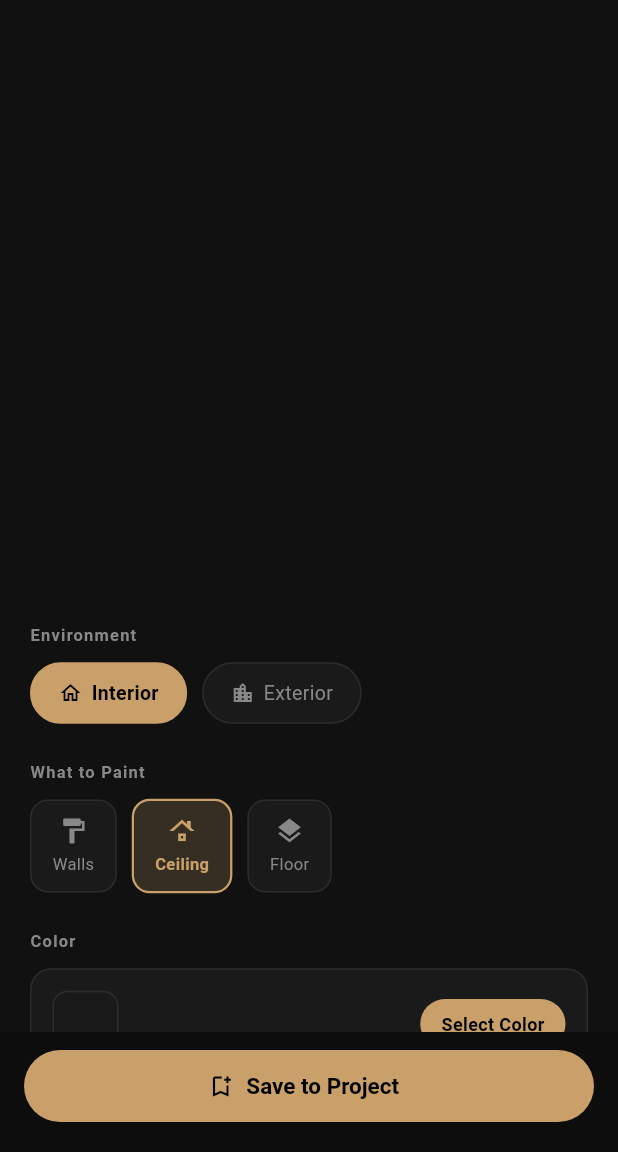
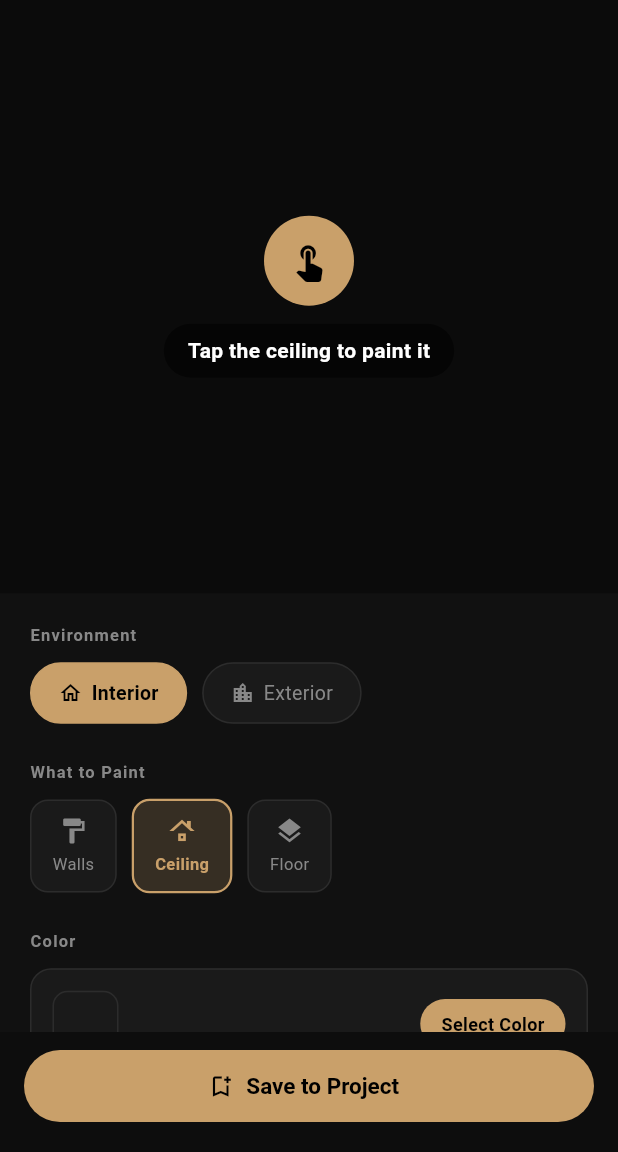
Before and after one commit to batchuusa-gmail/paintmatch, a Flutter app: the RoomPreviewScreen screen opened directly with empty values, after a tap on "Ceiling", on a phone screen of 412 x 824 dp, the part 84-1236 px from its top. Run offline on Flutter 3.47's test engine with Material 3 defaults, Android fonts, the phone set to English and light mode, and no system bars; our stand-ins replace cached_network_image, go_router, google_fonts, image_picker, share_plus, shimmer and 1 more; accounts and stored records are empty.

Commit message:
Tap-to-paint: professional wall selection like Sherwin-Williams ColorSnap
Backend:
- Accept seed_x/seed_y (0-1 float) from user tap
- Find superpixel at tap point, expand to similar-colored regions using LAB delta-E
- Falls back to spatial heuristic if no seed given
- Uses LAB color space (perceptual) instead of RGB distance

Flutter:
- Show 'Tap the wall to paint it' overlay on original image
- User taps exact wall area — no guessing needed
- Seed coords sent to backend, precise segmentation returned
- Color change re-uses same seed (no re-tap needed)
- Surface chip change resets seed so user re-taps new surface
- Re-tap button lets user pick a different area

Co-Authored-By: Claude Sonnet 4.6 <noreply@anthropic.com>

```diff
--- a/flutter_app/lib/screens/room_preview_screen.dart
+++ b/flutter_app/lib/screens/room_preview_screen.dart
@@ -108,16 +108,17 @@ class RoomPreviewScreen extends StatefulWidget {
 }
 
 class _RoomPreviewScreenState extends State<RoomPreviewScreen> {
-  // State
   bool _saving = false;
   bool _rendering = false;
   String _renderStatus = '';
-  String _environment = 'interior'; // interior | exterior
+  String _environment = 'interior';
   String _selectedSurface = 'wall';
 
-  // Selected color — starts from widget.selectedHex
   late String _selectedHex;
   late String _selectedColorName;
+
+  // Tap seed — normalized 0–1 coords within the displayed image
+  double? _seedX, _seedY;
 
   // Image data
   ui.Image? _srcImage;
@@ -135,7 +136,7 @@ class _RoomPreviewScreenState extends State<RoomPreviewScreen> {
 
   Future<void> _loadImage() async {
     if (widget.imageFile == null) return;
-    setState(() { _rendering = true; _renderStatus = 'Loading…'; });
+    setState(() { _rendering = true; _renderStatus = 'Loading image…'; });
     try {
       final rawBytes = await widget.imageFile!.readAsBytes();
       _srcJpeg = rawBytes;
@@ -145,21 +146,32 @@ class _RoomPreviewScreenState extends State<RoomPreviewScreen> {
       final bd = await img.toByteData(format: ui.ImageByteFormat.rawRgba);
       _srcImage = img;
       _srcRgba = bd!.buffer.asUint8List();
-      await _paint();
     } catch (e) {
-      if (mounted) setState(() { _rendering = false; _renderStatus = 'Failed: $e'; });
+      if (mounted) setState(() { _renderStatus = 'Failed to load: $e'; });
+    } finally {
+      if (mounted) setState(() => _rendering = false);
     }
   }
 
-  Future<void> _paint() async {
+  Future<void> _paint({double? seedX, double? seedY}) async {
     if (_srcImage == null || _srcRgba == null || _srcJpeg == null) return;
-    setState(() { _rendering = true; _renderedBytes = null; _renderStatus = 'Detecting $_selectedSurface…'; });
+    // Remember seed for color changes
+    if (seedX != null) _seedX = seedX;
+    if (seedY != null) _seedY = seedY;
+
+    setState(() {
+      _rendering = true;
+      _renderedBytes = null;
+      _renderStatus = _seedX != null ? 'Segmenting from tap…' : 'Detecting $_selectedSurface…';
+    });
     try {
       final maskBase64 = await ApiService().segmentWall(
         imageBase64: base64Encode(_srcJpeg!),
         surface: _selectedSurface,
+        seedX: _seedX,
+        seedY: _seedY,
       );
-      setState(() => _renderStatus = 'Painting…');
+      setState(() => _renderStatus = 'Applying color…');
       final maskBytes = base64Decode(maskBase64);
       final maskCodec = await ui.instantiateImageCodec(maskBytes);
       final maskFrame = await maskCodec.getNextFrame();
@@ -182,10 +194,16 @@ class _RoomPreviewScreenState extends State<RoomPreviewScreen> {
       if (mounted) setState(() => _renderedBytes = renderBd!.buffer.asUint8List());
     } catch (e, s) {
       debugPrint('[Render] $e\n$s');
-      if (mounted) setState(() => _renderStatus = 'Segmentation failed.\nCheck Railway logs.');
+      if (mounted) setState(() => _renderStatus = 'Failed: $e');
     } finally {
       if (mounted) setState(() => _rendering = false);
     }
+  }
+
+  void _onImageTap(TapUpDetails details, BoxConstraints box) {
+    final dx = (details.localPosition.dx / box.maxWidth).clamp(0.0, 1.0);
+    final dy = (details.localPosition.dy / box.maxHeight).clamp(0.0, 1.0);
+    _paint(seedX: dx, seedY: dy);
   }
 
   void _openColorPicker() async {
@@ -203,7 +221,9 @@ class _RoomPreviewScreenState extends State<RoomPreviewScreen> {
         _selectedHex = result['hex']!;
         _selectedColorName = result['name']!;
       });
-      _paint();
+      if (_seedX != null) {
+        _paint(); // re-paint with same seed, new color
+      }
     }
   }
 
@@ -280,29 +300,67 @@ class _RoomPreviewScreenState extends State<RoomPreviewScreen> {
                     ])),
                   ])
                 : _renderedBytes != null
-                    ? _BeforeAfterSlider(
+                    ? Stack(children: [
+                        Positioned.fill(child: _BeforeAfterSlider(
                           before: _buildOriginalImage(),
                           after: Image.memory(_renderedBytes!, fit: BoxFit.cover),
-                      )
-                    : Stack(fit: StackFit.expand, children: [
+                        )),
+                        // Tap-again hint
+                        Positioned(top: 10, right: 10,
+                          child: GestureDetector(
+                            onTap: () => setState(() {
+                              _renderedBytes = null;
+                              _seedX = null;
+                              _seedY = null;
+                            }),
+                            child: Container(
+                              padding: const EdgeInsets.symmetric(horizontal: 10, vertical: 5),
+                              decoration: BoxDecoration(
+                                color: Colors.black54,
+                                borderRadius: BorderRadius.circular(12)),
+                              child: const Row(mainAxisSize: MainAxisSize.min, children: [
+                                Icon(Icons.touch_app, color: AppColors.accent, size: 13),
+                                SizedBox(width: 4),
+                                Text('Re-tap', style: TextStyle(color: Colors.white, fontSize: 11)),
+                              ]),
+                            ),
+                          )),
+                      ])
+                    // ── Tap-to-paint mode ──
+                    : LayoutBuilder(builder: (ctx, box) => GestureDetector(
+                        onTapUp: (d) => _onImageTap(d, box),
+                        child: Stack(fit: StackFit.expand, children: [
                           _buildOriginalImage(),
-                        if (_renderStatus.isNotEmpty)
-                          Center(child: Container(
-                            margin: const EdgeInsets.all(20),
+                          Container(color: Colors.black.withValues(alpha: 0.35)),
+                          Center(child: Column(mainAxisSize: MainAxisSize.min, children: [
+                            Container(
                               padding: const EdgeInsets.all(16),
                               decoration: BoxDecoration(
-                              color: AppColors.card,
-                              borderRadius: BorderRadius.circular(12),
-                              border: Border.all(color: AppColors.border)),
-                            child: Column(mainAxisSize: MainAxisSize.min, children: [
+                                color: AppColors.accent,
+                                shape: BoxShape.circle,
+                              ),
+                              child: const Icon(Icons.touch_app, color: Colors.black, size: 28),
+                            ),
+                            const SizedBox(height: 12),
+                            Container(
+                              padding: const EdgeInsets.symmetric(horizontal: 16, vertical: 8),
+                              decoration: BoxDecoration(
+                                color: Colors.black54,
+                                borderRadius: BorderRadius.circular(20)),
+                              child: Text(
+                                'Tap the ${_selectedSurface} to paint it',
+                                style: const TextStyle(color: Colors.white,
+                                    fontSize: 14, fontWeight: FontWeight.w600),
+                              ),
+                            ),
+                            if (_renderStatus.isNotEmpty) ...[
+                              const SizedBox(height: 8),
                               Text(_renderStatus,
-                                style: const TextStyle(color: AppColors.textPrimary, fontSize: 12),
-                                textAlign: TextAlign.center),
-                              const SizedBox(height: 12),
-                              FilledButton(onPressed: _paint, child: const Text('Retry')),
+                                  style: const TextStyle(color: Colors.red, fontSize: 12)),
+                            ],
+                          ])),
                         ]),
                       )),
-                      ]),
           ),
 
           // ── Controls panel ───────────────────────────────────────────────
@@ -347,8 +405,12 @@ class _RoomPreviewScreenState extends State<RoomPreviewScreen> {
                       padding: const EdgeInsets.only(right: 10),
                       child: GestureDetector(
                         onTap: _rendering ? null : () {
-                          setState(() => _selectedSurface = s.id);
-                          _paint();
+                          setState(() {
+                            _selectedSurface = s.id;
+                            _renderedBytes = null;
+                            _seedX = null;
+                            _seedY = null;
+                          });
                         },
                         child: AnimatedContainer(
                           duration: const Duration(milliseconds: 150),
```
Also changed, not shown: flutter_app/lib/services/api_service.dart (+8 -1 lines), 1 other file. Lines whose indentation alone changed are shown as unchanged.
